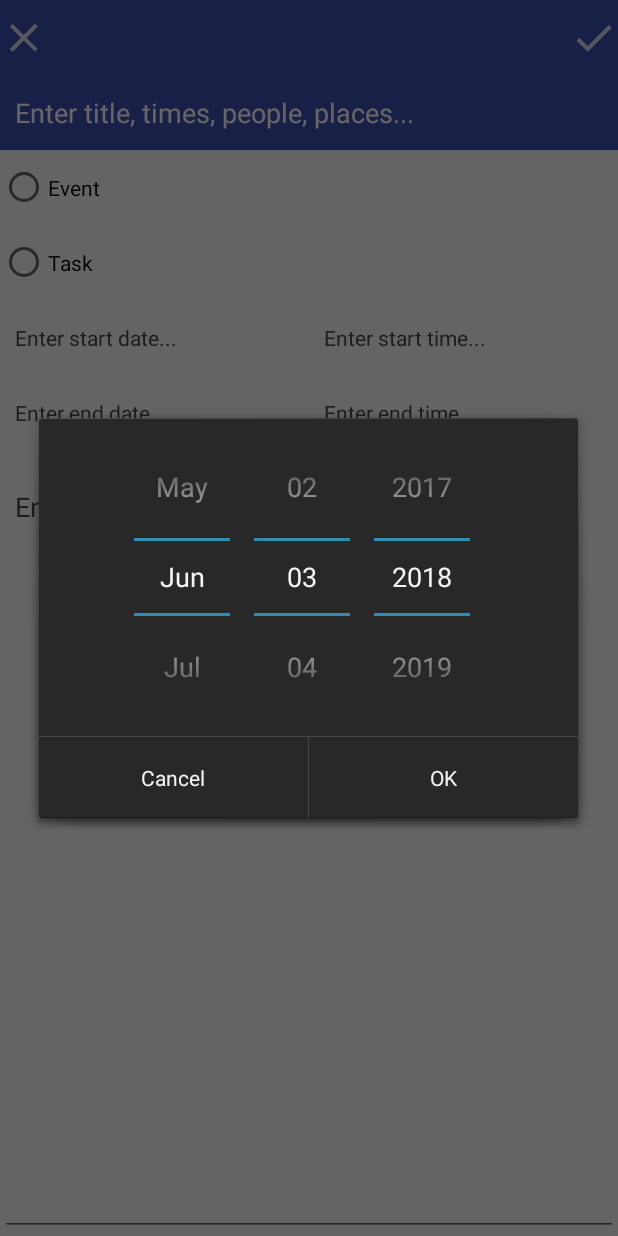
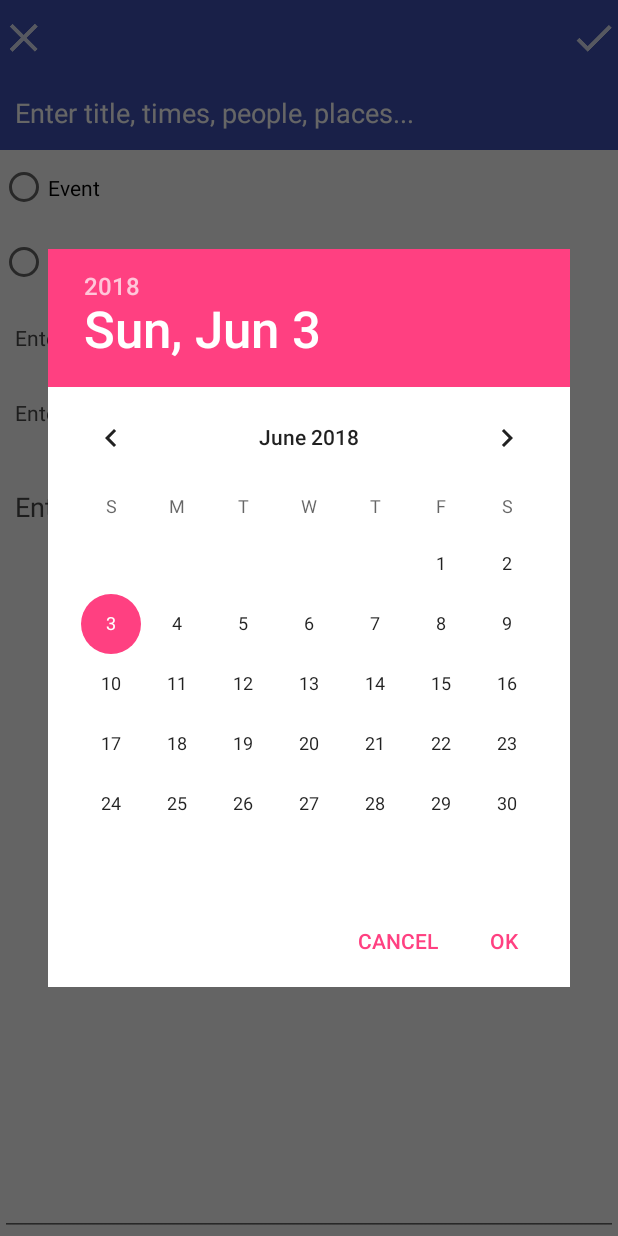
Before and after one commit to nozberkm/CSE-110-Galendary, an Android app: the AddEventActivity screen opened directly, with no data from a screen before it, after a tap on "Enter start date...", on a phone screen of 412 x 824 dp. Run offline under Robolectric (Android 15) with nearby library versions, the phone set to English and light mode, and no system bars; network calls fail.

Commit message:
addevent functional dialogs. gonna work on making tabs for distinguishing events and tasks

```diff
--- a/app/src/main/java/com/example/aymaan/cse110applogin/AddEventActivity.java
+++ b/app/src/main/java/com/example/aymaan/cse110applogin/AddEventActivity.java
@@ -11,6 +11,7 @@ import android.widget.DatePicker;
 import android.widget.EditText;
 import android.widget.ImageButton;
 import android.widget.TextView;
+import android.widget.TimePicker;
 
 import java.util.Calendar;
 import java.util.HashMap;
@@ -41,18 +42,18 @@ public class AddEventActivity extends AppCompatActivity {
         super.onCreate(savedInstanceState);
         setContentView(R.layout.activity_add_event);
 
-        EditText tvEventTitle = (EditText) findViewById(R.id.tvEventTitle);
+        tvEventTitle = (EditText) findViewById(R.id.tvEventTitle);
 
-        ImageButton ibCloseAddEvent = (ImageButton) findViewById(R.id.ibCloseAddEvent);
-        ImageButton ibAddEvent = (ImageButton) findViewById(R.id.ibAddEvent);
+        ibCloseAddEvent = (ImageButton) findViewById(R.id.ibCloseAddEvent);
+        ibAddEvent = (ImageButton) findViewById(R.id.ibAddEvent);
 
-        final TextView tvStartDate = (TextView) findViewById(R.id.tvStartDate);
-        TextView tvStartTime = (TextView) findViewById(R.id.tvStartTime);
+        tvStartDate = (TextView) findViewById(R.id.tvStartDate);
+        tvStartTime = (TextView) findViewById(R.id.tvStartTime);
 
-        TextView tvEndDate = (TextView) findViewById(R.id.tvEndDate);
-        TextView tvEndTime = (TextView) findViewById(R.id.tvEndTime);
+        tvEndDate = (TextView) findViewById(R.id.tvEndDate);
+        tvEndTime = (TextView) findViewById(R.id.tvEndTime);
 
-        EditText etDescription = (EditText) findViewById(R.id.etDescription);
+        etDescription = (EditText) findViewById(R.id.etDescription);
 
         tvStartDate.setOnClickListener(new View.OnClickListener() {
             @Override
@@ -64,11 +65,10 @@ public class AddEventActivity extends AppCompatActivity {
 
                 DatePickerDialog startDateDialog = new DatePickerDialog(
                         AddEventActivity.this,
-                        android.R.style.Theme_Holo_Dialog_MinWidth,
                         startDateListener,
                         year, month, day);
 
-                startDateDialog.getWindow().setBackgroundDrawable(new ColorDrawable(Color.TRANSPARENT));
+                startDateDialog.getWindow().setBackgroundDrawable(new ColorDrawable(Color.WHITE));
                 startDateDialog.show();
             }
         });
@@ -80,5 +80,81 @@ public class AddEventActivity extends AppCompatActivity {
                 tvStartDate.setText(month+"/"+dayOfMonth+"/"+year);
             }
         };
+
+        tvEndDate.setOnClickListener(new View.OnClickListener() {
+            @Override
+            public void onClick(View v) {
+                Calendar cal = Calendar.getInstance();
+                int year = cal.get (Calendar.YEAR);
+                int month = cal.get (Calendar.MONTH);
+                int day = cal.get (Calendar.DAY_OF_MONTH);
+
+                DatePickerDialog endDateDialog = new DatePickerDialog(
+                        AddEventActivity.this,
+                        endDateListener,
+                        year, month, day);
+
+                endDateDialog.getWindow().setBackgroundDrawable(new ColorDrawable(Color.TRANSPARENT));
+                endDateDialog.show();
+            }
+        });
+
+        endDateListener = new DatePickerDialog.OnDateSetListener() {
+            @Override
+            public void onDateSet(DatePicker view, int year, int month, int dayOfMonth) {
+                month = month + 1;
+                tvEndDate.setText(month+"/"+dayOfMonth+"/"+year);
+            }
+        };
+
+        tvStartTime.setOnClickListener(new View.OnClickListener() {
+            @Override
+            public void onClick(View v) {
+                Calendar cal = Calendar.getInstance();
+                int hour = cal.get (Calendar.HOUR_OF_DAY);
+                int minute = cal.get (Calendar.MINUTE);
+
+                TimePickerDialog endTimeDialog = new TimePickerDialog(
+                        AddEventActivity.this,
+                        startTimeListener,
+                        hour, minute, true
+                );
+
+                endTimeDialog.getWindow().setBackgroundDrawable(new ColorDrawable(Color.TRANSPARENT));
+                endTimeDialog.show();
+            }
+        });
+
+        startTimeListener = new TimePickerDialog.OnTimeSetListener(){
+            @Override
+            public void onTimeSet (TimePicker view, int hourOfDay, int minute){
+                tvStartTime.setText(hourOfDay + ":" + minute);
+            }
+        };
+
+        tvEndTime.setOnClickListener(new View.OnClickListener() {
+            @Override
+            public void onClick(View v) {
+                Calendar cal = Calendar.getInstance();
+                int hour = cal.get (Calendar.HOUR_OF_DAY);
+                int minute = cal.get (Calendar.MINUTE);
+
+                TimePickerDialog endTimeDialog = new TimePickerDialog(
+                        AddEventActivity.this,
+                        endTimeListener,
+                        hour, minute, true
+                );
+
+                endTimeDialog.getWindow().setBackgroundDrawable(new ColorDrawable(Color.TRANSPARENT));
+                endTimeDialog.show();
+            }
+        });
+
+        endTimeListener = new TimePickerDialog.OnTimeSetListener(){
+            @Override
+            public void onTimeSet (TimePicker view, int hourOfDay, int minute){
+                tvEndTime.setText(hourOfDay + ":" + minute);
+            }
+        };
     }
 }
--- a/app/src/main/res/layout/activity_add_event.xml
+++ b/app/src/main/res/layout/activity_add_event.xml
@@ -159,7 +159,7 @@
         android:gravity="top|left"
         android:paddingLeft="10dp"
         android:paddingRight="10dp"
-        android:text="Enter task/event description..."
-        android:textColor="#494949" />
+        android:hint="Enter task/event description..."
+        android:textColorHint="#494949" />
 
 </RelativeLayout>
```
